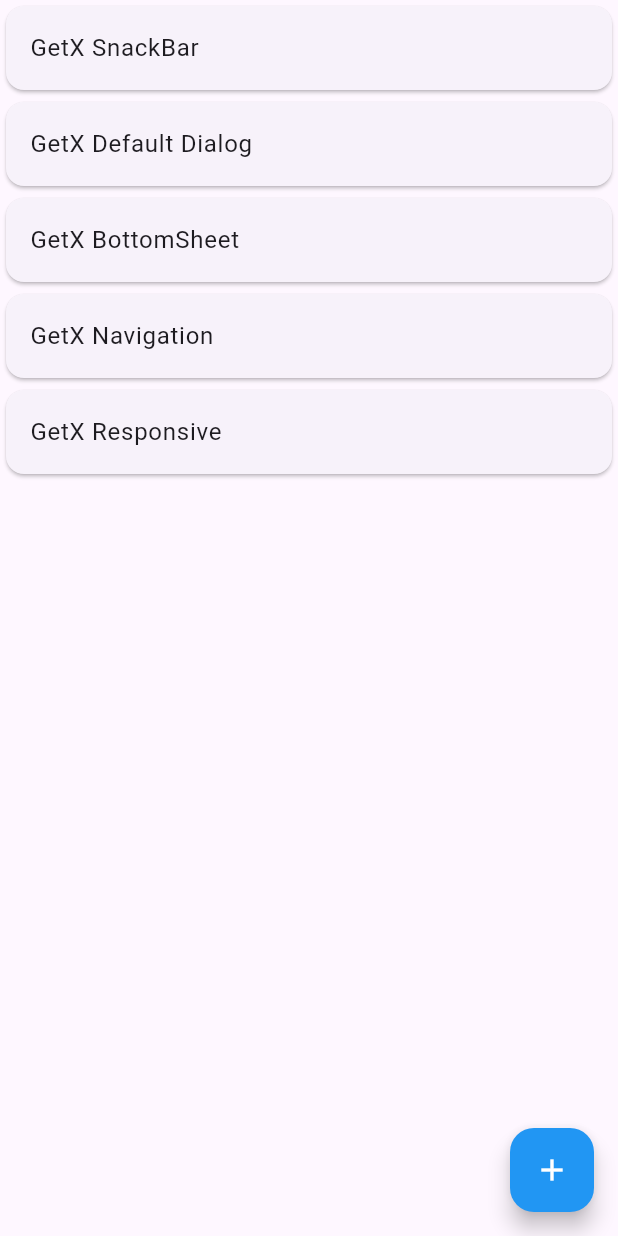
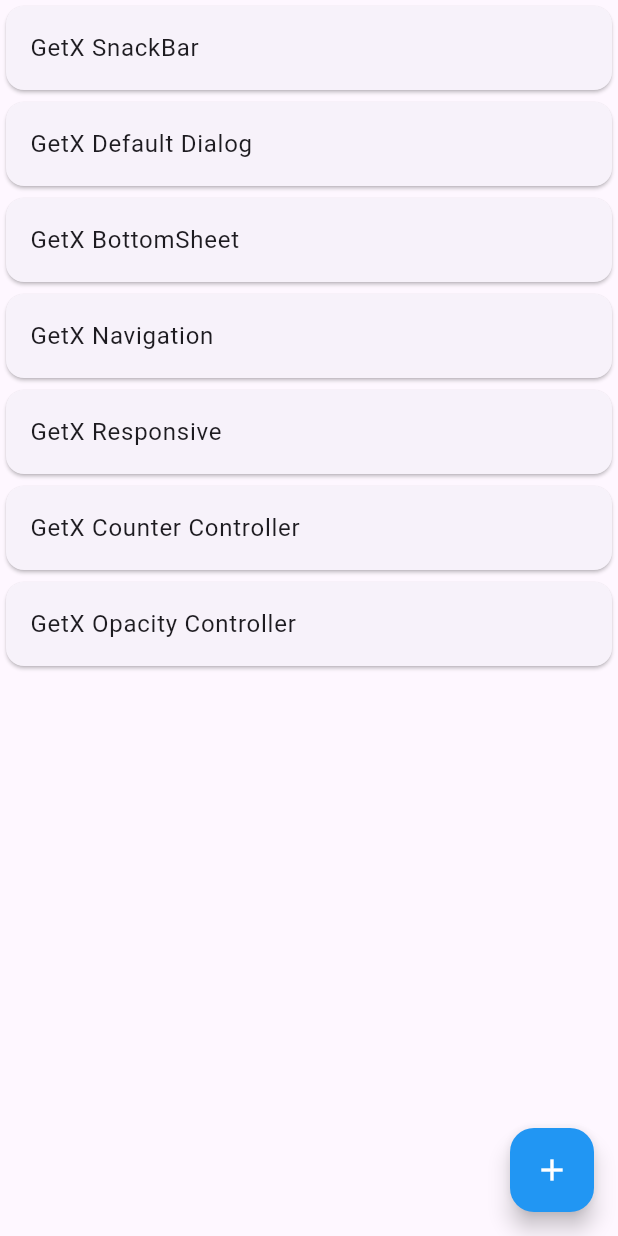
Before and after one commit to shifat97/getx-state-management, a Flutter app: the screen it shows after launch, on a phone screen of 412 x 824 dp. Run offline on Flutter 3.47's test engine with Material 3 defaults, Android fonts, the phone set to English and light mode, and no system bars; our stand-ins replace get.

Commit message:
add different controllers

```diff
--- /dev/null
+++ b/lib/controllers/counter_controller.dart
@@ -0,0 +1,11 @@
+import 'package:get/get.dart';
+
+class CounterController extends GetxController {
+
+  RxInt counter = 1.obs;
+
+  incrementCounter() {
+    counter.value++;
+  }
+
+}
--- /dev/null
+++ b/lib/controllers/opacity_controller.dart
@@ -0,0 +1,11 @@
+import 'package:get/get.dart';
+
+class OpacityController extends GetxController {
+
+  RxDouble opacity = 0.4.obs;
+
+  changeOpacity(double value) {
+    opacity.value = value;
+  }
+
+}
--- a/lib/main.dart
+++ b/lib/main.dart
@@ -1,7 +1,9 @@
 import 'package:flutter/material.dart';
 import 'package:get/get.dart';
 import 'package:getx_state_management/views/home_screen.dart';
+import 'package:getx_state_management/views/screen_four.dart';
 import 'package:getx_state_management/views/screen_one.dart';
+import 'package:getx_state_management/views/screen_three.dart';
 import 'package:getx_state_management/views/screen_two.dart';
 
 void main() {
@@ -21,6 +23,8 @@ class MyApp extends StatelessWidget {
           GetPage(name: '/', page: () => HomeScreen()),
           GetPage(name: '/screenOne', page: () => ScreenOne()),
           GetPage(name: '/screenTwo', page: () => ScreenTwo()),
+          GetPage(name: '/screenThree', page: () => ScreenThree()),
+          GetPage(name: '/screenFour', page: () => ScreenFour()),
         ],
       ),
     );
--- a/lib/views/home_screen.dart
+++ b/lib/views/home_screen.dart
@@ -30,9 +30,11 @@ class HomeScreen extends StatelessWidget {
                 Get.defaultDialog(
                   title: 'Hello World',
                   content: const Text('Hello World'),
-                  cancel: TextButton(onPressed: () {
+                  cancel: TextButton(
+                      onPressed: () {
                         Navigator.pop(context);
-                  }, child: Text('Cancel')),
+                      },
+                      child: Text('Cancel')),
                   confirm: TextButton(onPressed: () {}, child: Text('Confirm')),
                 );
               },
@@ -58,20 +60,17 @@ class HomeScreen extends StatelessWidget {
                               title: const Text('Light Theme'),
                               onTap: () {
                                 Get.changeTheme(ThemeData.light());
-                          }
-                        ),
+                              }),
                           ListTile(
                               title: const Text('Dark Theme'),
                               onTap: () {
                                 Get.changeTheme(ThemeData.dark());
-                          }
-                        ),
+                              }),
                         ],
                       ),
                     ),
                   );
-              }
-            ),
+                }),
           ),
           Card(
             child: ListTile(
@@ -86,6 +85,21 @@ class HomeScreen extends StatelessWidget {
                 title: const Text('GetX Responsive'),
                 onTap: () {
                   Get.toNamed('/screenTwo');
+                }),
+          ),
+          Card(
+            child: ListTile(
+              title: const Text('GetX Counter Controller'),
+              onTap: () {
+                Get.toNamed('/screenThree');
+              },
+            ),
+          ),
+          Card(
+            child: ListTile(
+              title: const Text('GetX Opacity Controller'),
+              onTap: () {
+                Get.toNamed('/screenFour');
               }
             ),
           ),
@@ -102,7 +116,7 @@ class HomeScreen extends StatelessWidget {
             snackPosition: SnackPosition.TOP,
           );
         },
-        child: Icon(Icons.add, color: Colors.white,),
+        child: Icon(Icons.add, color: Colors.white),
       ),
     );
   }
```
Also changed, not shown: lib/views/screen_four.dart (added, +47 -0 lines), lib/views/screen_three.dart (added, +38 -0 lines). Lines whose indentation alone changed are shown as unchanged.
